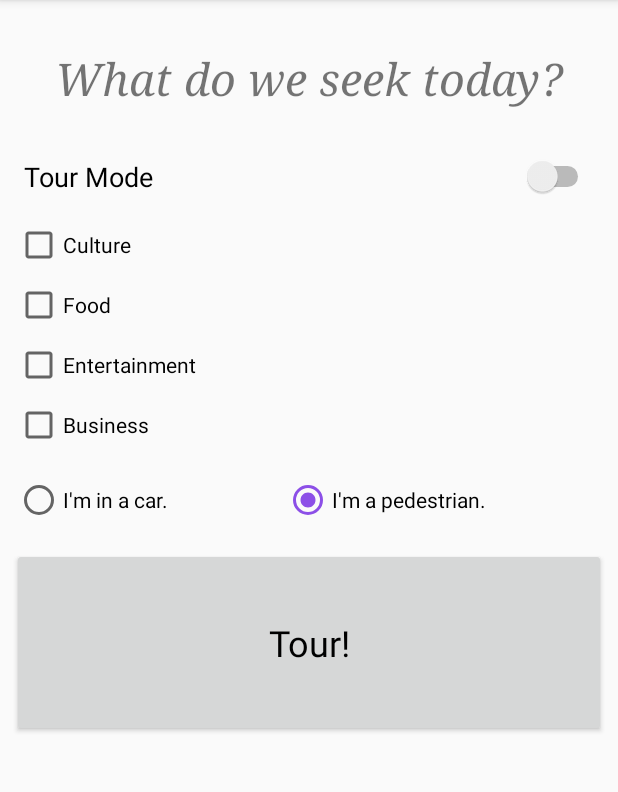
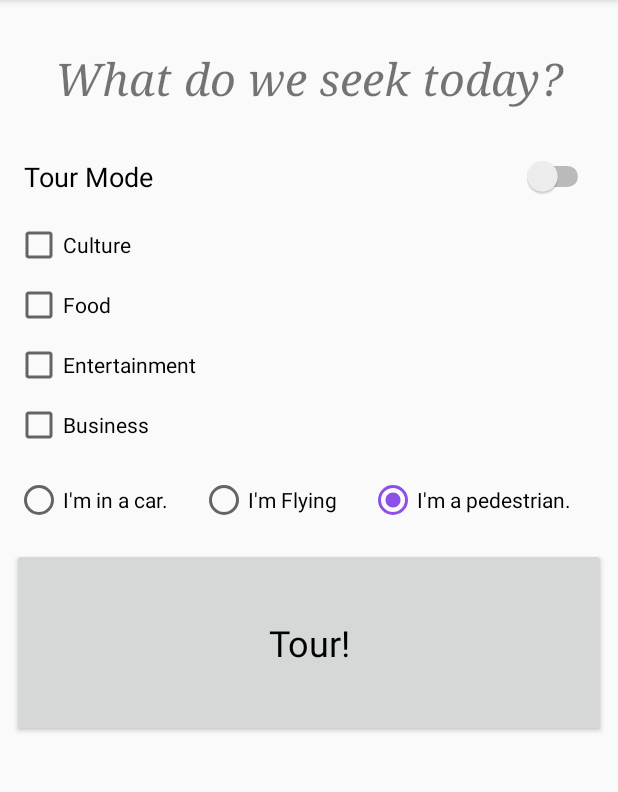
Before and after one commit to crschriever/Cicerone, an Android app: the ModeSelectorActivity screen opened directly, with no data from a screen before it, on a phone screen of 412 x 824 dp, the part 84-876 px from its top. Run offline under Robolectric (Android 15) with nearby library versions, the phone set to English and light mode, and no system bars.

Commit message:
Add mode for air travel

```diff
--- a/Cicerone/app/src/main/java/com/theciceroneapp/cicerone/controller/ModeSelectorActivity.java
+++ b/Cicerone/app/src/main/java/com/theciceroneapp/cicerone/controller/ModeSelectorActivity.java
@@ -33,6 +33,7 @@ public class ModeSelectorActivity extends AppCompatActivity {
         final CheckBox mBusinessStatus = (CheckBox) findViewById(R.id.chkBusiness);
         final CheckBox[] chkGroup = {mBusinessStatus, mCultureStatus, mEntStatus, mFoodStatus};
         final RadioButton mInVehicle = (RadioButton) findViewById(R.id.radVehicle);
+        final RadioButton mInPlane = (RadioButton) findViewById(R.id.radFlying);
 
         // When tour mode is flipped, switch checkboxes being enabled
         mTourStatus.setOnCheckedChangeListener(new CompoundButton.OnCheckedChangeListener() {
@@ -82,6 +83,8 @@ public class ModeSelectorActivity extends AppCompatActivity {
                     Trip trip;
                     if (mInVehicle.isChecked()) {
                         trip = new Trip(modes, Trip.MODE_RIDING);
+                    } else if (mInPlane.isChecked()) {
+                        trip = new Trip(modes, Trip.MODE_FLYING);
                     } else {
                         trip = new Trip(modes, Trip.MODE_WALKING);
                     }
--- a/Cicerone/app/src/main/res/layout/activity_mode_selector.xml
+++ b/Cicerone/app/src/main/res/layout/activity_mode_selector.xml
@@ -85,6 +85,13 @@
                 android:text="@string/in_car" />
 
             <RadioButton
+                android:id="@+id/radFlying"
+                android:layout_width="wrap_content"
+                android:layout_height="wrap_content"
+                android:layout_weight="1"
+                android:text="I'm Flying" />
+
+            <RadioButton
                 android:id="@+id/radPedestrian"
                 android:layout_width="wrap_content"
                 android:layout_height="wrap_content"
```
